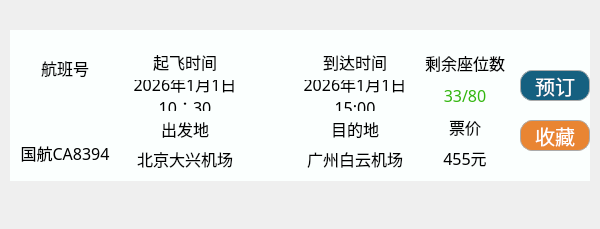
Old version of the form FlightItemWidget.ui in the repository ImmortalWatcher/Flient_Management.
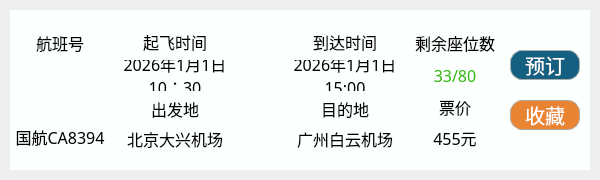
New version of the form. Icons and pictures are not drawn.

The edit to the form file:
```diff
--- a/FlightItemWidget.ui
+++ b/FlightItemWidget.ui
@@ -7,21 +7,21 @@
     <x>0</x>
     <y>0</y>
     <width>600</width>
-    <height>229</height>
+    <height>180</height>
    </rect>
   </property>
   <property name="windowTitle">
    <string>Form</string>
   </property>
   <widget class="QWidget" name="widget" native="true">
-  <property name="geometry">
-   <rect>
-    <x>10</x>
-    <y>30</y>
-    <width>580</width>
-    <height>151</height>
-   </rect>
-  </property>
+   <property name="geometry">
+    <rect>
+     <x>10</x>
+     <y>10</y>
+     <width>580</width>
+     <height>160</height>
+    </rect>
+   </property>
    <property name="sizePolicy">
     <sizepolicy hsizetype="Fixed" vsizetype="Fixed">
      <horstretch>0</horstretch>
@@ -37,10 +37,10 @@
     </property>
     <property name="geometry">
      <rect>
-      <x>510</x>
+      <x>500</x>
       <y>40</y>
       <width>70</width>
-      <height>31</height>
+      <height>30</height>
      </rect>
     </property>
     <property name="font">
@@ -67,10 +67,10 @@
     </property>
     <property name="geometry">
      <rect>
-      <x>510</x>
+      <x>500</x>
       <y>90</y>
       <width>70</width>
-      <height>31</height>
+      <height>30</height>
      </rect>
     </property>
     <property name="font">
@@ -94,7 +94,7 @@
    <widget class="QWidget" name="verticalLayoutWidget">
     <property name="geometry">
      <rect>
-      <x>110</x>
+      <x>100</x>
       <y>20</y>
       <width>130</width>
       <height>121</height>
@@ -102,7 +102,7 @@
     </property>
     <layout class="QVBoxLayout" name="verticalLayout">
      <item>
-      <widget class="QLabel" name="label_4">
+      <widget class="QLabel" name="label_1">
        <property name="font">
         <font>
          <family>华文楷体</family>
@@ -138,7 +138,7 @@
       </widget>
      </item>
      <item>
-      <widget class="QLabel" name="label_5">
+      <widget class="QLabel" name="label_2">
        <property name="font">
         <font>
          <family>华文楷体</family>
@@ -178,7 +178,7 @@
    <widget class="QWidget" name="verticalLayoutWidget_2">
     <property name="geometry">
      <rect>
-      <x>280</x>
+      <x>270</x>
       <y>20</y>
       <width>130</width>
       <height>121</height>
@@ -222,7 +222,7 @@
       </widget>
      </item>
      <item>
-      <widget class="QLabel" name="label_10">
+      <widget class="QLabel" name="label_4">
        <property name="font">
         <font>
          <family>华文楷体</family>
@@ -259,88 +259,18 @@
      </item>
     </layout>
    </widget>
-   <widget class="QWidget" name="verticalLayoutWidget_3">
-    <property name="geometry">
-     <rect>
-      <x>0</x>
-      <y>20</y>
-      <width>110</width>
-      <height>121</height>
-     </rect>
-    </property>
-    <layout class="QVBoxLayout" name="verticalLayout_5">
-     <item>
-      <widget class="QLabel" name="label_12">
-       <property name="font">
-        <font>
-         <family>华文楷体</family>
-         <pointsize>12</pointsize>
-        </font>
-       </property>
-       <property name="text">
-        <string>航班号</string>
-       </property>
-       <property name="alignment">
-        <set>Qt::AlignmentFlag::AlignCenter</set>
-       </property>
-      </widget>
-     </item>
-     <item>
-      <widget class="QLabel" name="airlineLogoLabel">
-       <property name="font">
-        <font>
-         <family>华文楷体</family>
-         <pointsize>11</pointsize>
-        </font>
-       </property>
-       <property name="styleSheet">
-        <string notr="true"/>
-       </property>
-       <property name="text">
-        <string/>
-       </property>
-       <property name="pixmap">
-        <pixmap resource="figures.qrc">:/img/source/figures/capitalLogo.png</pixmap>
-       </property>
-       <property name="alignment">
-        <set>Qt::AlignmentFlag::AlignCenter</set>
-       </property>
-      </widget>
-     </item>
-     <item>
-      <widget class="QLabel" name="flightNoLabel">
-       <property name="font">
-        <font>
-         <family>华文楷体</family>
-         <pointsize>12</pointsize>
-         <bold>false</bold>
-        </font>
-       </property>
-       <property name="text">
-        <string>国航CA8394</string>
-       </property>
-       <property name="alignment">
-        <set>Qt::AlignmentFlag::AlignCenter</set>
-       </property>
-       <property name="wordWrap">
-        <bool>true</bool>
-       </property>
-      </widget>
-     </item>
-    </layout>
-   </widget>
    <widget class="QWidget" name="verticalLayoutWidget_4">
     <property name="geometry">
      <rect>
-      <x>240</x>
+      <x>230</x>
       <y>20</y>
-      <width>40</width>
+      <width>42</width>
       <height>121</height>
      </rect>
     </property>
-    <layout class="QVBoxLayout" name="verticalLayout_4">
+    <layout class="QVBoxLayout" name="verticalLayout_2">
      <item>
-      <widget class="QLabel" name="label_13">
+      <widget class="QLabel" name="arrowLabel">
        <property name="font">
         <font>
          <family>华文楷体</family>
@@ -366,15 +296,15 @@
    <widget class="QWidget" name="verticalLayoutWidget_5">
     <property name="geometry">
      <rect>
-      <x>410</x>
+      <x>400</x>
       <y>20</y>
       <width>90</width>
       <height>121</height>
      </rect>
     </property>
-    <layout class="QVBoxLayout" name="verticalLayout_6">
+    <layout class="QVBoxLayout" name="verticalLayout_4">
      <item>
-      <widget class="QLabel" name="label_17">
+      <widget class="QLabel" name="label_5">
        <property name="font">
         <font>
          <family>华文楷体</family>
@@ -520,7 +450,7 @@
       </widget>
      </item>
      <item>
-      <widget class="QLabel" name="label_15">
+      <widget class="QLabel" name="label_6">
        <property name="font">
         <font>
          <family>华文楷体</family>
@@ -557,6 +487,85 @@
      </item>
     </layout>
    </widget>
+   <widget class="QLabel" name="titleLabel">
+    <property name="geometry">
+     <rect>
+      <x>0</x>
+      <y>18</y>
+      <width>100</width>
+      <height>30</height>
+     </rect>
+    </property>
+    <property name="font">
+     <font>
+      <family>华文楷体</family>
+      <pointsize>12</pointsize>
+     </font>
+    </property>
+    <property name="text">
+     <string>航班号</string>
+    </property>
+    <property name="alignment">
+     <set>Qt::AlignmentFlag::AlignCenter</set>
+    </property>
+   </widget>
+   <widget class="QLabel" name="airlineLogoLabel">
+    <property name="geometry">
+     <rect>
+      <x>25</x>
+      <y>55</y>
+      <width>50</width>
+      <height>50</height>
+     </rect>
+    </property>
+    <property name="font">
+     <font>
+      <family>华文楷体</family>
+      <pointsize>11</pointsize>
+     </font>
+    </property>
+    <property name="styleSheet">
+     <string notr="true"/>
+    </property>
+    <property name="text">
+     <string/>
+    </property>
+    <property name="pixmap">
+     <pixmap resource="figures.qrc">:/img/source/figures/AirChina.png</pixmap>
+    </property>
+    <property name="scaledContents">
+     <bool>true</bool>
+    </property>
+    <property name="alignment">
+     <set>Qt::AlignmentFlag::AlignCenter</set>
+    </property>
+   </widget>
+   <widget class="QLabel" name="flightNoLabel">
+    <property name="geometry">
+     <rect>
+      <x>0</x>
+      <y>112</y>
+      <width>100</width>
+      <height>30</height>
+     </rect>
+    </property>
+    <property name="font">
+     <font>
+      <family>华文楷体</family>
+      <pointsize>12</pointsize>
+      <bold>false</bold>
+     </font>
+    </property>
+    <property name="text">
+     <string>国航CA8394</string>
+    </property>
+    <property name="alignment">
+     <set>Qt::AlignmentFlag::AlignCenter</set>
+    </property>
+    <property name="wordWrap">
+     <bool>true</bool>
+    </property>
+   </widget>
   </widget>
  </widget>
  <resources>
```
Left out of the diff: 4 changed lines with no effect on the pictures.
